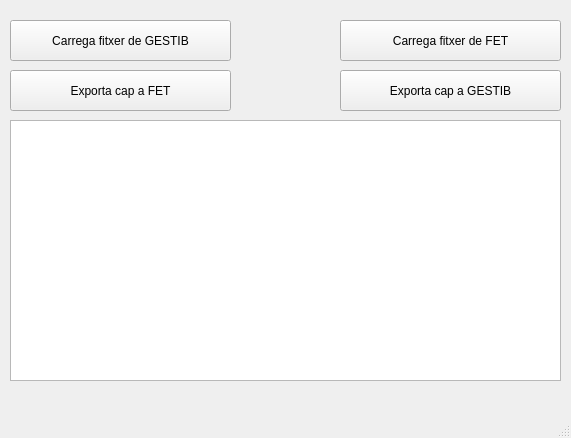
Above: mainwindow.ui from pnegre/XESFET before the change. Below: the same form after it.
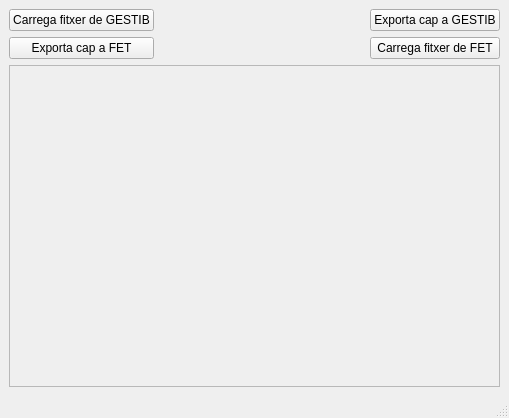
That is the form after the change.

Commit message: Millorada la pantalla

The edit to the form file:
```diff
--- a/mainwindow.ui
+++ b/mainwindow.ui
@@ -6,76 +6,117 @@
    <rect>
     <x>0</x>
     <y>0</y>
-    <width>571</width>
-    <height>438</height>
+    <width>509</width>
+    <height>418</height>
    </rect>
   </property>
   <property name="windowTitle">
    <string>MainWindow</string>
   </property>
   <widget class="QWidget" name="centralwidget">
+   <layout class="QGridLayout" name="gridLayout">
+    <item row="0" column="0">
+     <layout class="QVBoxLayout" name="verticalLayout_3">
+      <item>
+       <layout class="QHBoxLayout" name="horizontalLayout">
+        <item>
+         <layout class="QVBoxLayout" name="verticalLayout">
+          <item>
    <widget class="QPushButton" name="but_import_gestib">
-    <property name="geometry">
-     <rect>
-      <x>10</x>
-      <y>20</y>
-      <width>221</width>
-      <height>41</height>
-     </rect>
+            <property name="maximumSize">
+             <size>
+              <width>202</width>
+              <height>29</height>
+             </size>
     </property>
     <property name="text">
      <string>Carrega fitxer de GESTIB</string>
     </property>
    </widget>
-   <widget class="QTextEdit" name="console">
-    <property name="geometry">
-     <rect>
-      <x>10</x>
-      <y>120</y>
-      <width>551</width>
-      <height>261</height>
-     </rect>
-    </property>
-   </widget>
+          </item>
+          <item>
    <widget class="QPushButton" name="but_export_fet">
-    <property name="geometry">
-     <rect>
-      <x>10</x>
-      <y>70</y>
-      <width>221</width>
-      <height>41</height>
-     </rect>
+            <property name="maximumSize">
+             <size>
+              <width>202</width>
+              <height>29</height>
+             </size>
     </property>
     <property name="text">
      <string>Exporta cap a FET</string>
     </property>
    </widget>
+          </item>
+         </layout>
+        </item>
+        <item>
+         <spacer name="horizontalSpacer">
+          <property name="maximumSize">
+           <size>
+            <width>80</width>
+            <height>20</height>
+           </size>
+          </property>
+          <property name="orientation">
+           <enum>Qt::Horizontal</enum>
+          </property>
+          <property name="sizeHint" stdset="0">
+           <size>
+            <width>40</width>
+            <height>20</height>
+           </size>
+          </property>
+         </spacer>
+        </item>
+        <item>
+         <layout class="QVBoxLayout" name="verticalLayout_2">
+          <item>
    <widget class="QPushButton" name="pushButton_2">
-    <property name="geometry">
-     <rect>
-      <x>340</x>
-      <y>70</y>
-      <width>221</width>
-      <height>41</height>
-     </rect>
+            <property name="maximumSize">
+             <size>
+              <width>179</width>
+              <height>29</height>
+             </size>
     </property>
     <property name="text">
      <string>Exporta cap a GESTIB</string>
     </property>
    </widget>
+          </item>
+          <item>
    <widget class="QPushButton" name="but_import_2">
-    <property name="geometry">
-     <rect>
-      <x>340</x>
-      <y>20</y>
-      <width>221</width>
-      <height>41</height>
-     </rect>
+            <property name="maximumSize">
+             <size>
+              <width>179</width>
+              <height>29</height>
+             </size>
     </property>
     <property name="text">
      <string>Carrega fitxer de FET</string>
     </property>
    </widget>
+          </item>
+         </layout>
+        </item>
+       </layout>
+      </item>
+      <item>
+       <widget class="QTextEdit" name="console">
+        <property name="enabled">
+         <bool>false</bool>
+        </property>
+       </widget>
+      </item>
+     </layout>
+    </item>
+   </layout>
+   <zorder>but_import_gestib</zorder>
+   <zorder>console</zorder>
+   <zorder>but_export_fet</zorder>
+   <zorder>pushButton_2</zorder>
+   <zorder>but_import_2</zorder>
+   <zorder>horizontalSpacer</zorder>
+   <zorder>pushButton_2</zorder>
   </widget>
   <widget class="QMenuBar" name="menubar">
    <property name="geometry">
```
Left out of the diff: 2 changed lines with no effect on the pictures. Lines whose indentation alone changed are shown as unchanged.
